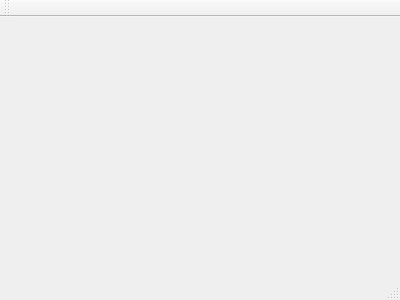
First picture: the form in mainwindow.ui, repository r1ka/qDischarge, before the edit.
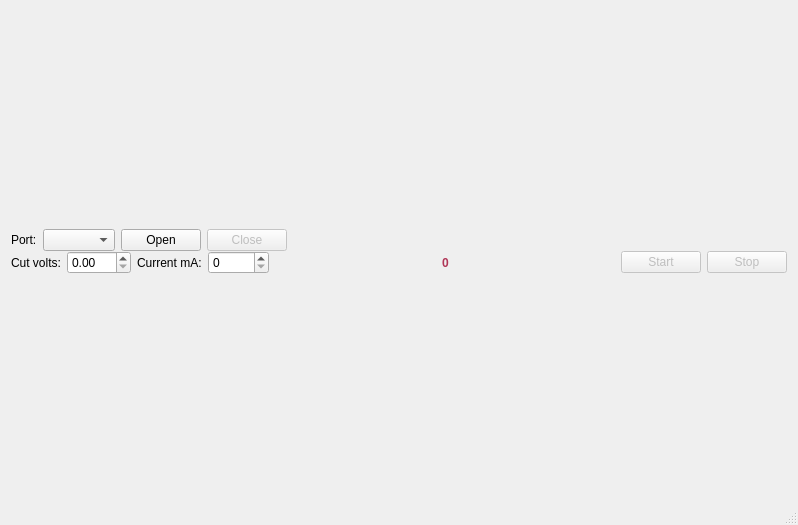
Second picture: the form after the edit.

Patch:
```diff
--- a/mainwindow.ui
+++ b/mainwindow.ui
@@ -1,24 +1,216 @@
 <ui version="4.0">
  <class>MainWindow</class>
- <widget class="QMainWindow" name="MainWindow" >
-  <property name="geometry" >
+ <widget class="QMainWindow" name="MainWindow">
+  <property name="geometry">
    <rect>
     <x>0</x>
     <y>0</y>
-    <width>400</width>
-    <height>300</height>
+    <width>798</width>
+    <height>525</height>
    </rect>
   </property>
   <property name="windowTitle" >
    <string>MainWindow</string>
   </property>
-  <widget class="QMenuBar" name="menuBar" />
-  <widget class="QToolBar" name="mainToolBar" />
-  <widget class="QWidget" name="centralWidget" />
-  <widget class="QStatusBar" name="statusBar" />
+  <widget class="QWidget" name="centralWidget">
+   <layout class="QVBoxLayout" name="verticalLayout_2">
+    <item>
+     <layout class="QVBoxLayout" name="verticalLayout">
+      <property name="spacing">
+       <number>0</number>
+      </property>
+      <item>
+       <layout class="QHBoxLayout" name="horizontalLayout">
+        <item>
+         <widget class="QLabel" name="lblPort">
+          <property name="text">
+           <string>Port:</string>
+          </property>
+         </widget>
+        </item>
+        <item>
+         <widget class="QComboBox" name="cbPort"/>
+        </item>
+        <item>
+         <widget class="QPushButton" name="btnOpen">
+          <property name="text">
+           <string>Open</string>
+          </property>
+         </widget>
+        </item>
+        <item>
+         <widget class="QPushButton" name="btnClose">
+          <property name="enabled">
+           <bool>false</bool>
+          </property>
+          <property name="text">
+           <string>Close</string>
+          </property>
+         </widget>
+        </item>
+        <item>
+         <spacer name="horizontalSpacer">
+          <property name="orientation">
+           <enum>Qt::Horizontal</enum>
+          </property>
+          <property name="sizeHint" stdset="0">
+           <size>
+            <width>40</width>
+            <height>20</height>
+           </size>
+          </property>
+         </spacer>
+        </item>
+       </layout>
+      </item>
+      <item>
+       <layout class="QHBoxLayout" name="horizontalLayout_2">
+        <item>
+         <widget class="QLabel" name="lbCutVolt">
+          <property name="text">
+           <string>Cut volts:</string>
+          </property>
+         </widget>
+        </item>
+        <item>
+         <widget class="QDoubleSpinBox" name="sbCutVolts">
+          <property name="maximum">
+           <double>120.000000000000000</double>
+          </property>
+          <property name="singleStep">
+           <double>0.100000000000000</double>
+          </property>
+         </widget>
+        </item>
+        <item>
+         <widget class="QLabel" name="lblCurrent">
+          <property name="text">
+           <string>Current mA:</string>
+          </property>
+         </widget>
+        </item>
+        <item>
+         <widget class="QSpinBox" name="sbCurrent">
+          <property name="maximum">
+           <number>30000</number>
+          </property>
+         </widget>
+        </item>
+        <item>
+         <spacer name="horizontalSpacer_2">
+          <property name="orientation">
+           <enum>Qt::Horizontal</enum>
+          </property>
+          <property name="sizeHint" stdset="0">
+           <size>
+            <width>40</width>
+            <height>20</height>
+           </size>
+          </property>
+         </spacer>
+        </item>
+        <item>
+         <widget class="QLabel" name="lblResult">
+          <property name="palette">
+           <palette>
+            <active>
+             <colorrole role="WindowText">
+              <brush brushstyle="SolidPattern">
+               <color alpha="255">
+                <red>176</red>
+                <green>54</green>
+                <blue>87</blue>
+               </color>
+              </brush>
+             </colorrole>
+            </active>
+            <inactive>
+             <colorrole role="WindowText">
+              <brush brushstyle="SolidPattern">
+               <color alpha="255">
+                <red>176</red>
+                <green>54</green>
+                <blue>87</blue>
+               </color>
+              </brush>
+             </colorrole>
+            </inactive>
+            <disabled>
+             <colorrole role="WindowText">
+              <brush brushstyle="SolidPattern">
+               <color alpha="255">
+                <red>120</red>
+                <green>120</green>
+                <blue>120</blue>
+               </color>
+              </brush>
+             </colorrole>
+            </disabled>
+           </palette>
+          </property>
+          <property name="font">
+           <font>
+            <weight>75</weight>
+            <bold>true</bold>
+           </font>
+          </property>
+          <property name="text">
+           <string>0</string>
+          </property>
+         </widget>
+        </item>
+        <item>
+         <spacer name="horizontalSpacer_3">
+          <property name="orientation">
+           <enum>Qt::Horizontal</enum>
+          </property>
+          <property name="sizeHint" stdset="0">
+           <size>
+            <width>40</width>
+            <height>20</height>
+           </size>
+          </property>
+         </spacer>
+        </item>
+        <item>
+         <widget class="QPushButton" name="btnStart">
+          <property name="enabled">
+           <bool>false</bool>
+          </property>
+          <property name="text">
+           <string>Start</string>
+          </property>
+         </widget>
+        </item>
+        <item>
+         <widget class="QPushButton" name="btnStop">
+          <property name="enabled">
+           <bool>false</bool>
+          </property>
+          <property name="text">
+           <string>Stop</string>
+          </property>
+         </widget>
+        </item>
+       </layout>
+      </item>
+     </layout>
+    </item>
+   </layout>
+  </widget>
+  <widget class="QMenuBar" name="menuBar">
+   <property name="geometry">
+    <rect>
+     <x>0</x>
+     <y>0</y>
+     <width>798</width>
+     <height>21</height>
+    </rect>
+   </property>
+  </widget>
+  <widget class="QStatusBar" name="statusBar"/>
  </widget>
- <layoutDefault spacing="6" margin="11" />
- <pixmapfunction></pixmapfunction>
+ <layoutdefault spacing="6" margin="11"/>
  <resources/>
  <connections/>
 </ui>
```
Left out of the diff: 5 changed lines with no effect on the pictures.
